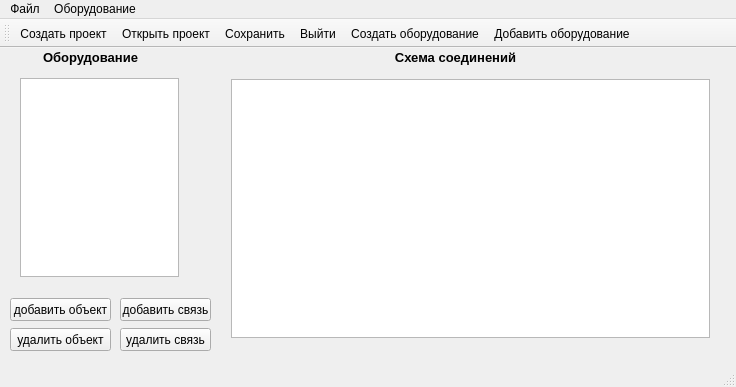
The window that mainwindow.ui (VampireVol/NetworkDiagramEditor) describes before a commit, drawn with Qt 5.
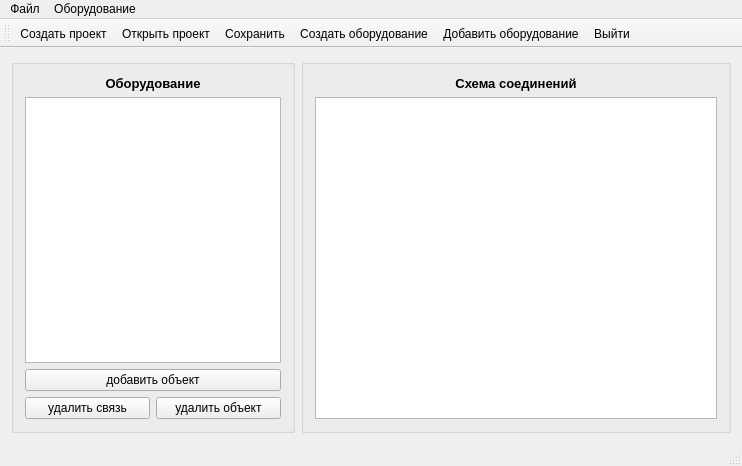
The same window after the commit. Icons and pictures are not drawn.

```diff
--- a/mainwindow.ui
+++ b/mainwindow.ui
@@ -6,8 +6,8 @@
    <rect>
     <x>0</x>
     <y>0</y>
-    <width>736</width>
-    <height>387</height>
+    <width>742</width>
+    <height>466</height>
    </rect>
   </property>
   <property name="windowTitle">
@@ -21,121 +21,100 @@
    <property name="contextMenuPolicy">
     <enum>Qt::NoContextMenu</enum>
    </property>
-   <widget class="QWidget" name="horizontalLayoutWidget">
-    <property name="geometry">
-     <rect>
-      <x>9</x>
-      <y>19</y>
-      <width>181</width>
-      <height>221</height>
-     </rect>
-    </property>
-    <layout class="QHBoxLayout" name="horizontalLayout">
-     <item>
-      <widget class="QListWidget" name="listWidget"/>
-     </item>
-    </layout>
-   </widget>
-   <widget class="QWidget" name="verticalLayoutWidget">
-    <property name="geometry">
-     <rect>
-      <x>220</x>
-      <y>20</y>
-      <width>501</width>
-      <height>281</height>
-     </rect>
-    </property>
-    <layout class="QVBoxLayout" name="verticalLayout_2">
-     <item>
-      <widget class="QGraphicsView" name="graphicsView"/>
-     </item>
-    </layout>
-   </widget>
-   <widget class="QLabel" name="label">
-    <property name="geometry">
-     <rect>
-      <x>0</x>
-      <y>0</y>
-      <width>181</width>
-      <height>20</height>
-     </rect>
-    </property>
-    <property name="text">
-     <string>&lt;html&gt;&lt;head/&gt;&lt;body&gt;&lt;p align=&quot;center&quot;&gt;&lt;span style=&quot; font-size:10pt; font-weight:600;&quot;&gt;Оборудование&lt;/span&gt;&lt;/p&gt;&lt;/body&gt;&lt;/html&gt;</string>
-    </property>
-   </widget>
-   <widget class="QLabel" name="label_3">
-    <property name="geometry">
-     <rect>
-      <x>190</x>
-      <y>0</y>
-      <width>531</width>
-      <height>20</height>
-     </rect>
-    </property>
-    <property name="text">
-     <string>&lt;html&gt;&lt;head/&gt;&lt;body&gt;&lt;p align=&quot;center&quot;&gt;&lt;span style=&quot; font-size:10pt; font-weight:600;&quot;&gt;Схема соединений&lt;/span&gt;&lt;/p&gt;&lt;/body&gt;&lt;/html&gt;</string>
-    </property>
-   </widget>
-   <widget class="QPushButton" name="pushAddConn">
-    <property name="geometry">
-     <rect>
-      <x>120</x>
-      <y>250</y>
-      <width>91</width>
-      <height>23</height>
-     </rect>
-    </property>
-    <property name="text">
-     <string>добавить связь</string>
-    </property>
-   </widget>
-   <widget class="QPushButton" name="pushAddObj">
-    <property name="geometry">
-     <rect>
-      <x>10</x>
-      <y>250</y>
-      <width>101</width>
-      <height>23</height>
-     </rect>
-    </property>
-    <property name="text">
-     <string>добавить объект</string>
-    </property>
-   </widget>
-   <widget class="QPushButton" name="pushDeleteObj">
-    <property name="geometry">
-     <rect>
-      <x>10</x>
-      <y>280</y>
-      <width>101</width>
-      <height>23</height>
-     </rect>
-    </property>
-    <property name="text">
-     <string>удалить объект</string>
-    </property>
-   </widget>
-   <widget class="QPushButton" name="pushDeleteConn">
-    <property name="geometry">
-     <rect>
-      <x>120</x>
-      <y>280</y>
-      <width>91</width>
-      <height>23</height>
-     </rect>
-    </property>
-    <property name="text">
-     <string>удалить связь</string>
-    </property>
-   </widget>
+   <layout class="QGridLayout" name="gridLayout_3">
+    <item row="0" column="0">
+     <widget class="QGroupBox" name="groupBox_2">
+      <property name="sizePolicy">
+       <sizepolicy hsizetype="Fixed" vsizetype="Preferred">
+        <horstretch>0</horstretch>
+        <verstretch>0</verstretch>
+       </sizepolicy>
+      </property>
+      <property name="title">
+       <string/>
+      </property>
+      <layout class="QGridLayout" name="gridLayout_2">
+       <item row="0" column="0">
+        <layout class="QVBoxLayout" name="verticalLayout_3">
+         <item>
+          <widget class="QLabel" name="label">
+           <property name="text">
+            <string>&lt;html&gt;&lt;head/&gt;&lt;body&gt;&lt;p align=&quot;center&quot;&gt;&lt;span style=&quot; font-size:10pt; font-weight:600;&quot;&gt;Оборудование&lt;/span&gt;&lt;/p&gt;&lt;/body&gt;&lt;/html&gt;</string>
+           </property>
+          </widget>
+         </item>
+         <item>
+          <widget class="QListWidget" name="Equipments"/>
+         </item>
+         <item>
+          <layout class="QVBoxLayout" name="verticalLayout_2">
+           <item>
+            <layout class="QHBoxLayout" name="horizontalLayout_2">
+             <item>
+              <widget class="QPushButton" name="pushAddObj">
+               <property name="text">
+                <string>добавить объект</string>
+               </property>
+              </widget>
+             </item>
+            </layout>
+           </item>
+           <item>
+            <layout class="QHBoxLayout" name="horizontalLayout">
+             <item>
+              <widget class="QPushButton" name="pushDeleteConn">
+               <property name="text">
+                <string>удалить связь</string>
+               </property>
+              </widget>
+             </item>
+             <item>
+              <widget class="QPushButton" name="pushDeleteObj">
+               <property name="text">
+                <string>удалить объект</string>
+               </property>
+              </widget>
+             </item>
+            </layout>
+           </item>
+          </layout>
+         </item>
+        </layout>
+       </item>
+      </layout>
+     </widget>
+    </item>
+    <item row="0" column="1">
+     <widget class="QGroupBox" name="groupBox">
+      <property name="title">
+       <string/>
+      </property>
+      <layout class="QGridLayout" name="gridLayout">
+       <item row="0" column="0">
+        <layout class="QVBoxLayout" name="verticalLayout">
+         <item>
+          <widget class="QLabel" name="label_3">
+           <property name="text">
+            <string>&lt;html&gt;&lt;head/&gt;&lt;body&gt;&lt;p align=&quot;center&quot;&gt;&lt;span style=&quot; font-size:10pt; font-weight:600;&quot;&gt;Схема соединений&lt;/span&gt;&lt;/p&gt;&lt;/body&gt;&lt;/html&gt;</string>
+           </property>
+          </widget>
+         </item>
+         <item>
+          <widget class="QGraphicsView" name="graphicsView"/>
+         </item>
+        </layout>
+       </item>
+      </layout>
+     </widget>
+    </item>
+   </layout>
   </widget>
   <widget class="QMenuBar" name="menuBar">
    <property name="geometry">
     <rect>
      <x>0</x>
      <y>0</y>
-     <width>736</width>
+     <width>742</width>
      <height>21</height>
     </rect>
    </property>
@@ -170,9 +149,9 @@
    <addaction name="create"/>
    <addaction name="open"/>
    <addaction name="save"/>
-   <addaction name="close"/>
    <addaction name="open_equipment_creator"/>
    <addaction name="add_equipment"/>
+   <addaction name="close"/>
   </widget>
   <widget class="QStatusBar" name="statusBar"/>
   <action name="create">
```
Left out of the diff: 6 changed lines with no effect on the pictures.
